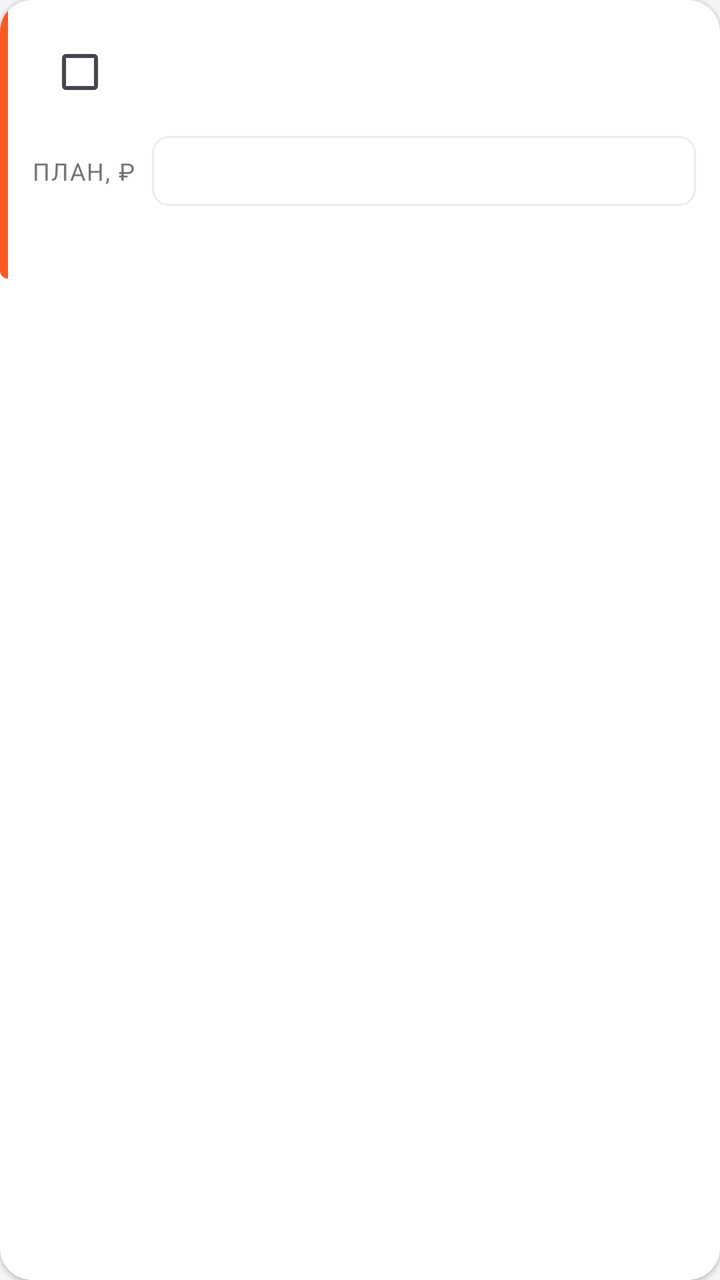
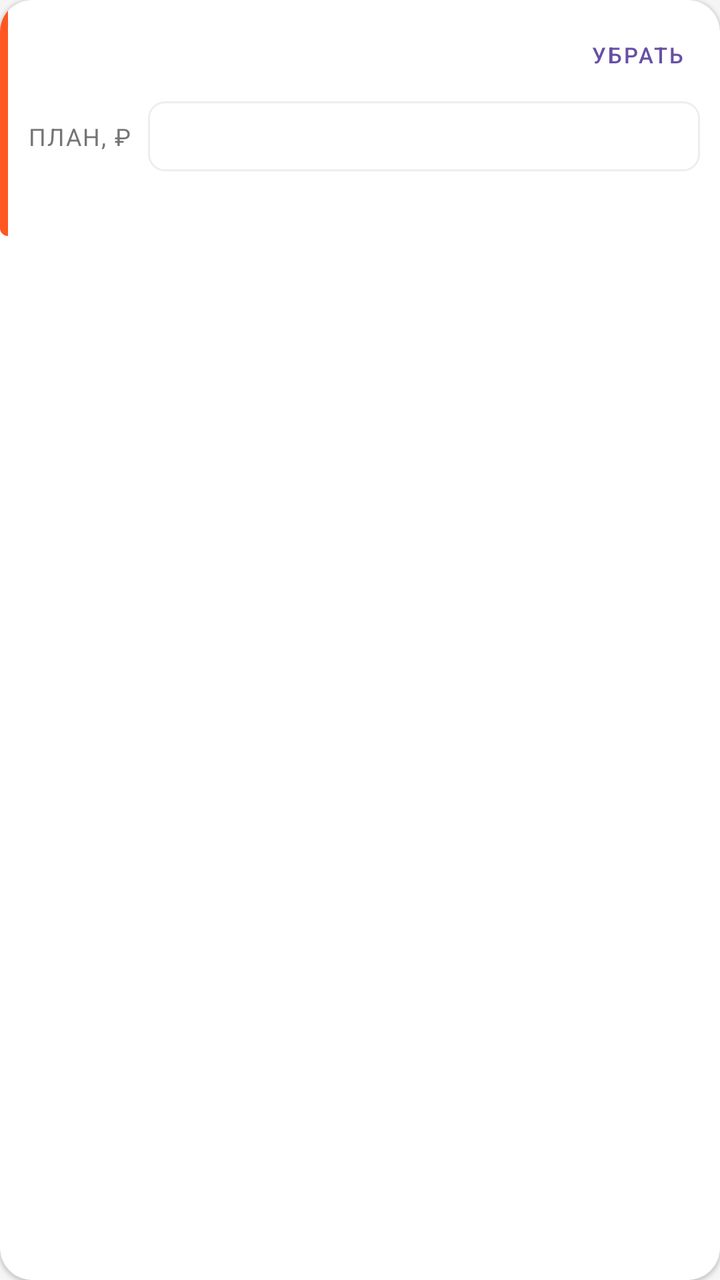

Two renders of the same Android screen: before a commit and after it. Below are the layout's source before the change and the commit's diff.
<!-- AndroidManifest.xml: application theme Theme.MyBudget -->
<!-- res/layout/item_expense_plan_row.xml -->
<?xml version="1.0" encoding="utf-8"?>
<androidx.cardview.widget.CardView xmlns:android="http://schemas.android.com/apk/res/android"
    android:layout_width="match_parent"
    android:layout_height="wrap_content"
    android:layout_marginBottom="@dimen/space_8"
    style="@style/Card.MyBudget.Surface">
    <LinearLayout
        android:orientation="horizontal"
        android:layout_width="match_parent"
        android:layout_height="wrap_content">
        <View
            android:layout_width="4dp"
            android:layout_height="match_parent"
            android:background="@drawable/expense_plan_row_accent" />
        <LinearLayout
            android:orientation="vertical"
            android:padding="@dimen/space_12"
            android:layout_width="match_parent"
            android:layout_height="wrap_content">
        <LinearLayout
            android:gravity="center_vertical"
            android:orientation="horizontal"
            android:layout_width="match_parent"
            android:layout_height="wrap_content">
            <CheckBox
                android:id="@+id/expensePlanIncludeCheck"
                android:layout_width="wrap_content"
                android:layout_height="wrap_content"/>
            <LinearLayout
                android:orientation="vertical"
                android:layout_width="0dp"
                android:layout_height="wrap_content"
                android:layout_weight="1">
                <TextView
                    android:textSize="15sp"
                    android:id="@+id/expensePlanCategoryName"
                    android:layout_width="match_parent"
                    android:layout_height="wrap_content"
                    style="@style/Text.MyBudget.Section"/>
                <TextView
                    android:textSize="11sp"
                    android:id="@+id/expensePlanParentName"
                    android:visibility="gone"
                    android:layout_width="match_parent"
                    android:layout_height="wrap_content"
                    style="@style/Text.MyBudget.Subtitle"/>
            </LinearLayout>
        </LinearLayout>
        <LinearLayout
            android:gravity="center_vertical"
            android:orientation="horizontal"
            android:layout_width="match_parent"
            android:layout_height="wrap_content"
            android:layout_marginTop="@dimen/space_8">
            <TextView
                android:layout_width="wrap_content"
                android:layout_height="wrap_content"
                android:text="@string/expense_plan_amount_label"
                style="@style/Text.MyBudget.SectionLabel"/>
            <EditText
                android:textSize="14sp"
                android:id="@+id/expensePlanAmountInput"
                android:background="@drawable/edittext_border"
                android:padding="@dimen/space_8"
                android:layout_width="0dp"
                android:layout_height="wrap_content"
                android:layout_weight="1"
                android:inputType="numberDecimal"
                android:layout_marginStart="@dimen/space_8"/>
        </LinearLayout>
        <LinearLayout
            android:orientation="horizontal"
            android:layout_width="match_parent"
            android:layout_height="wrap_content"
            android:layout_marginTop="@dimen/space_8">
            <TextView
                android:textSize="12sp"
                android:id="@+id/expensePlanSpentText"
                android:layout_width="0dp"
                android:layout_height="wrap_content"
                android:layout_weight="1"
                style="@style/Text.MyBudget.Subtitle"/>
            <TextView
                android:textSize="12sp"
                android:textStyle="bold"
                android:id="@+id/expensePlanDiffText"
                android:layout_width="wrap_content"
                android:layout_height="wrap_content"/>
        </LinearLayout>
        </LinearLayout>
    </LinearLayout>
</androidx.cardview.widget.CardView>
<!-- resources referenced by this layout -->
<resources>
  <dimen name="space_12">12dp</dimen>
  <dimen name="space_8">8dp</dimen>
  <!-- drawable edittext_border (drawable) -->
  <?xml version="1.0" encoding="utf-8"?>
  <shape xmlns:android="http://schemas.android.com/apk/res/android">
      <solid android:color="@color/card_background_white"/>
      <stroke
          android:width="1dp"
          android:color="@color/border_light"/>
      <corners android:radius="@dimen/radius_8"/>
  </shape>
  <!-- drawable expense_plan_row_accent (drawable) -->
  <?xml version="1.0" encoding="utf-8"?>
  <shape xmlns:android="http://schemas.android.com/apk/res/android">
      <solid android:color="@color/statistics_deep_orange" />
      <corners
          android:bottomLeftRadius="@dimen/radius_16"
          android:topLeftRadius="@dimen/radius_16" />
  </shape>
  <string name="expense_plan_amount_label">План, ₽</string>
  <style name="Card.MyBudget.Surface" parent="">
      <item name="cardBackgroundColor">@color/card_background_white</item>
      <item name="cardCornerRadius">@dimen/radius_16</item>
      <item name="cardElevation">@dimen/card_elevation_low</item>
    </style>
  <style name="Text.MyBudget.Section" parent="@style/Text.MyBudget">
      <item name="android:textSize">16sp</item>
      <item name="android:textStyle">bold</item>
      <item name="android:textColor">@color/text_primary</item>
    </style>
  <style name="Text.MyBudget.SectionLabel" parent="@style/Text.MyBudget">
      <item name="android:textSize">12sp</item>
      <item name="android:textColor">@color/text_secondary</item>
      <item name="android:textAllCaps">true</item>
      <item name="android:letterSpacing">0.06</item>
    </style>
  <style name="Text.MyBudget.Subtitle" parent="@style/Text.MyBudget">
      <item name="android:textSize">12sp</item>
      <item name="android:textColor">@color/text_secondary</item>
    </style>
  <style name="Theme.MyBudget" parent="@style/Base.Theme.MyBudget" />
  <color name="card_background_white">#ffffff</color>
  <color name="border_light">#eeeeee</color>
  <dimen name="radius_8">8dp</dimen>
  <color name="statistics_deep_orange">#ff5722</color>
  <dimen name="radius_16">16dp</dimen>
  <dimen name="card_elevation_low">1dp</dimen>
  <style name="Text.MyBudget" parent="@style/TextAppearance.Material3.BodyMedium" />
  <color name="text_primary">#212121</color>
  <color name="text_secondary">#757575</color>
  <style name="Base.Theme.MyBudget" parent="@style/Theme.Material3.DayNight.NoActionBar">
      <item name="android:colorBackground">@color/background_light</item>
      <item name="colorOnPrimary">@color/md_theme_onPrimary</item>
      <item name="colorOnSurface">@color/md_theme_onSurface</item>
      <item name="colorOutline">@color/md_theme_outline</item>
      <item name="colorPrimary">@color/md_theme_primary</item>
      <item name="colorSurface">@color/md_theme_surface</item>
      <item name="colorSurfaceVariant">@color/md_theme_surfaceVariant</item>
    </style>
  <color name="background_light">#f5f5f5</color>
  <color name="md_theme_onPrimary">#ffffff</color>
  <color name="md_theme_onSurface">#1d1b20</color>
  <color name="md_theme_outline">#79747e</color>
  <color name="md_theme_primary">#6750a4</color>
  <color name="md_theme_surface">#ffffff</color>
  <color name="md_theme_surfaceVariant">#e7e0ec</color>
</resources>

<!-- the commit's change to res/layout/item_expense_plan_row.xml (unified diff, before → after) -->
@@ -1,8 +1,9 @@
 <?xml version="1.0" encoding="utf-8"?>
 <androidx.cardview.widget.CardView xmlns:android="http://schemas.android.com/apk/res/android"
+    xmlns:app="http://schemas.android.com/apk/res-auto"
     android:layout_width="match_parent"
     android:layout_height="wrap_content"
-    android:layout_marginBottom="@dimen/space_8"
+    android:layout_marginBottom="@dimen/space_6"
     style="@style/Card.MyBudget.Surface">
     <LinearLayout
         android:orientation="horizontal"
@@ -14,79 +15,89 @@
             android:background="@drawable/expense_plan_row_accent" />
         <LinearLayout
             android:orientation="vertical"
-            android:padding="@dimen/space_12"
+            android:padding="@dimen/space_10"
             android:layout_width="match_parent"
             android:layout_height="wrap_content">
-        <LinearLayout
-            android:gravity="center_vertical"
-            android:orientation="horizontal"
-            android:layout_width="match_parent"
-            android:layout_height="wrap_content">
-            <CheckBox
-                android:id="@+id/expensePlanIncludeCheck"
-                android:layout_width="wrap_content"
-                android:layout_height="wrap_content"/>
             <LinearLayout
-                android:orientation="vertical"
-                android:layout_width="0dp"
+                android:gravity="center_vertical"
+                android:orientation="horizontal"
+                android:layout_width="match_parent"
+                android:layout_height="wrap_content">
+                <LinearLayout
+                    android:orientation="vertical"
+                    android:layout_width="0dp"
+                    android:layout_height="wrap_content"
+                    android:layout_weight="1">
+                    <TextView
+                        android:textSize="15sp"
+                        android:id="@+id/expensePlanCategoryName"
+                        android:layout_width="match_parent"
+                        android:layout_height="wrap_content"
+                        style="@style/Text.MyBudget.Section"/>
+                    <TextView
+                        android:textSize="11sp"
+                        android:id="@+id/expensePlanParentName"
+                        android:visibility="gone"
+                        android:layout_width="match_parent"
+                        android:layout_height="wrap_content"
+                        style="@style/Text.MyBudget.Subtitle"/>
+                </LinearLayout>
+                <com.google.android.material.button.MaterialButton
+                    android:id="@+id/expensePlanRemoveButton"
+                    android:layout_width="wrap_content"
+                    android:layout_height="wrap_content"
+                    android:minHeight="0dp"
+                    android:minWidth="0dp"
+                    android:paddingHorizontal="@dimen/space_8"
+                    android:paddingVertical="@dimen/space_4"
+                    android:text="@string/expense_plan_remove"
+                    android:textSize="11sp"
+                    app:cornerRadius="@dimen/radius_10"
+                    style="@style/Widget.MaterialComponents.Button.TextButton"/>
+            </LinearLayout>
+            <LinearLayout
+                android:gravity="center_vertical"
+                android:orientation="horizontal"
+                android:layout_width="match_parent"
                 android:layout_height="wrap_content"
-                android:layout_weight="1">
+                android:layout_marginTop="@dimen/space_6">
                 <TextView
-                    android:textSize="15sp"
-                    android:id="@+id/expensePlanCategoryName"
-                    android:layout_width="match_parent"
+                    android:layout_width="wrap_content"
                     android:layout_height="wrap_content"
-                    style="@style/Text.MyBudget.Section"/>
+                    android:text="@string/expense_plan_amount_label"
+                    style="@style/Text.MyBudget.SectionLabel"/>
+                <EditText
+                    android:textSize="14sp"
+                    android:id="@+id/expensePlanAmountInput"
+                    android:background="@drawable/edittext_border"
+                    android:padding="@dimen/space_8"
+                    android:layout_width="0dp"
+                    android:layout_height="wrap_content"
+                    android:layout_weight="1"
+                    android:focusableInTouchMode="true"
+                    android:imeOptions="actionDone"
+                    android:inputType="numberDecimal"
+                    android:layout_marginStart="@dimen/space_8"/>
+            </LinearLayout>
+            <LinearLayout
+                android:orientation="horizontal"
+                android:layout_width="match_parent"
+                android:layout_height="wrap_content"
+                android:layout_marginTop="@dimen/space_6">
                 <TextView
-                    android:textSize="11sp"
-                    android:id="@+id/expensePlanParentName"
-                    android:visibility="gone"
-                    android:layout_width="match_parent"
+                    android:textSize="12sp"
+                    android:id="@+id/expensePlanSpentText"
+                    android:layout_width="0dp"
                     android:layout_height="wrap_content"
+                    android:layout_weight="1"
                     style="@style/Text.MyBudget.Subtitle"/>
+                <TextView
+                    android:textSize="12sp"
+                    android:textStyle="bold"
+                    android:id="@+id/expensePlanDiffText"
+                    android:layout_width="wrap_content"
+                    android:layout_height="wrap_content"/>
             </LinearLayout>
-        </LinearLayout>
-        <LinearLayout
-            android:gravity="center_vertical"
-            android:orientation="horizontal"
-            android:layout_width="match_parent"
-            android:layout_height="wrap_content"
-            android:layout_marginTop="@dimen/space_8">
-            <TextView
-                android:layout_width="wrap_content"
-                android:layout_height="wrap_content"
-                android:text="@string/expense_plan_amount_label"
-                style="@style/Text.MyBudget.SectionLabel"/>
-            <EditText
-                android:textSize="14sp"
-                android:id="@+id/expensePlanAmountInput"
-                android:background="@drawable/edittext_border"
-                android:padding="@dimen/space_8"
-                android:layout_width="0dp"
-                android:layout_height="wrap_content"
-                android:layout_weight="1"
-                android:inputType="numberDecimal"
-                android:layout_marginStart="@dimen/space_8"/>
-        </LinearLayout>
-        <LinearLayout
-            android:orientation="horizontal"
-            android:layout_width="match_parent"
-            android:layout_height="wrap_content"
-            android:layout_marginTop="@dimen/space_8">
-            <TextView
-                android:textSize="12sp"
-                android:id="@+id/expensePlanSpentText"
-                android:layout_width="0dp"
-                android:layout_height="wrap_content"
-                android:layout_weight="1"
-                style="@style/Text.MyBudget.Subtitle"/>
-            <TextView
-                android:textSize="12sp"
-                android:textStyle="bold"
-                android:id="@+id/expensePlanDiffText"
-                android:layout_width="wrap_content"
-                android:layout_height="wrap_content"/>
-        </LinearLayout>
         </LinearLayout>
     </LinearLayout>
 </androidx.cardview.widget.CardView>
<!-- resource entries referenced after the edit -->
@@ -1,6 +1,9 @@
 <!-- resources referenced by this layout -->
 <resources>
-  <dimen name="space_12">12dp</dimen>
+  <dimen name="radius_10">10dp</dimen>
+  <dimen name="space_10">10dp</dimen>
+  <dimen name="space_4">4dp</dimen>
+  <dimen name="space_6">6dp</dimen>
   <dimen name="space_8">8dp</dimen>
   <!-- drawable edittext_border (drawable) -->
   <?xml version="1.0" encoding="utf-8"?>
@@ -20,6 +23,7 @@
           android:topLeftRadius="@dimen/radius_16" />
   </shape>
   <string name="expense_plan_amount_label">План, ₽</string>
+  <string name="expense_plan_remove">Убрать</string>
   <style name="Card.MyBudget.Surface" parent="">
       <item name="cardBackgroundColor">@color/card_background_white</item>
       <item name="cardCornerRadius">@dimen/radius_16</item>
